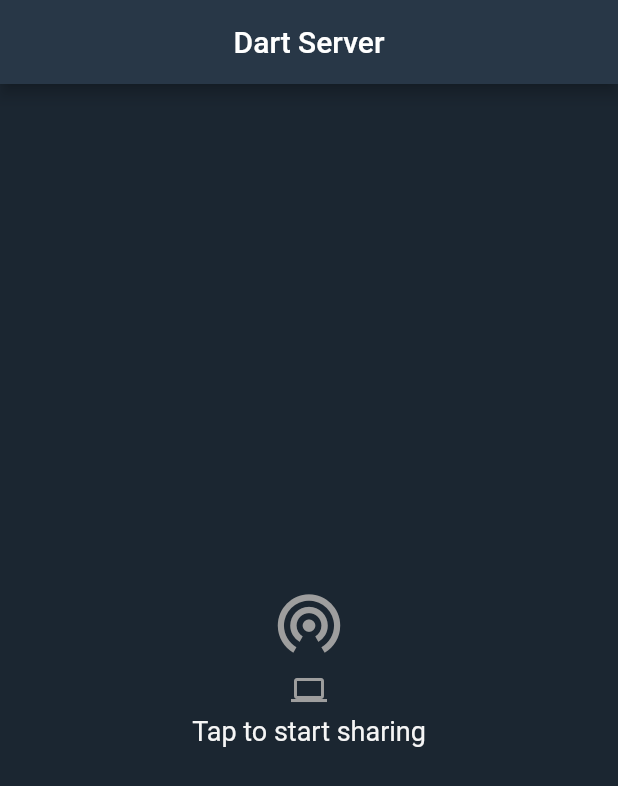
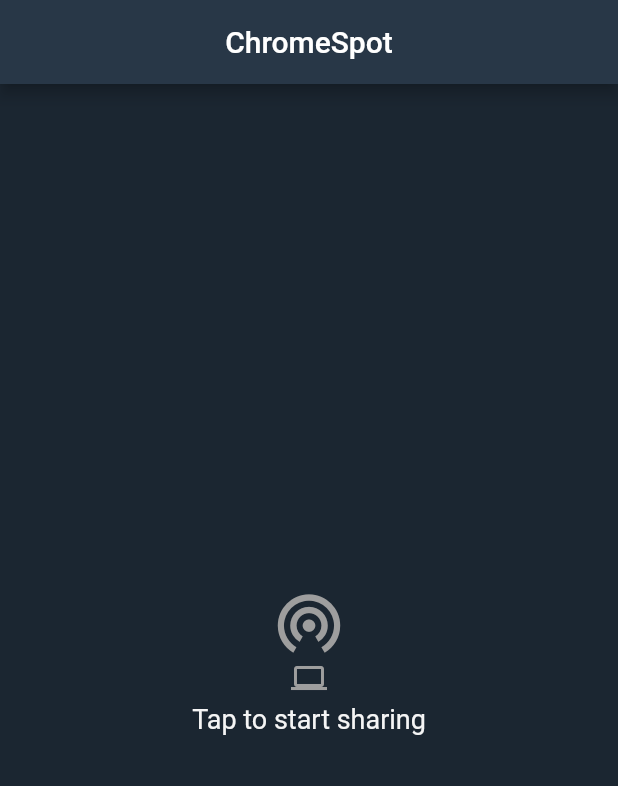
Before and after one commit to thevivekmnair/dart_server_v2, a Flutter app: the screen it shows after launch, on a phone screen of 412 x 824 dp. Shown: the top 786 px of the screen. Run offline on Flutter 3.47's test engine with Material 2 defaults, Android fonts, the phone set to English and light mode, and no system bars; our stand-ins replace flare_flutter, flutter_native_image, flutter_spinkit; missing offline and left inert: video_thumbnail.

Commit message:
before building app bundle for playstore

```diff
--- a/lib/main.dart
+++ b/lib/main.dart
@@ -4,7 +4,7 @@
 import 'package:flutter_spinkit/flutter_spinkit.dart';
 import 'package:dart_server_v2/socket_Fileshare.dart';
 import 'package:dart_server_v2/ServerHandler.dart';
-import 'ShareFilesScreen.dart';
+import 'package:flare_flutter/flare_actor.dart';
 
 void main() {
   runApp(MaterialApp(home: DartServer()));
@@ -81,22 +81,20 @@
   Widget widgetSwitcher() {
     switch (running) {
       case false:
-        return Column(
-          mainAxisAlignment: MainAxisAlignment.center,
-          children: [
-            IconButton(
+        return GestureDetector(
           key: UniqueKey(),
-              highlightColor: Color(0xff1B2631),
-              iconSize: 50,
-              icon: Icon(
-                Icons.wifi_tethering,
-                color: Colors.grey[500],
-              ),
-              onPressed: () {
+          onTap: () {
             if (!running) {
               server_Handler.serverHandler();
             }
           },
+          child: Column(
+            mainAxisAlignment: MainAxisAlignment.center,
+            children: [
+              Icon(
+                Icons.wifi_tethering,
+                color: Colors.grey[500],
+                size: 50,
               ),
               Icon(
                 Icons.computer,
@@ -110,9 +108,14 @@
                 style: TextStyle(color: Colors.grey[100], fontSize: 18),
               )
             ],
+          ),
         );
       case true:
-        return ClipRRect(
+        return Column(
+          key: UniqueKey(),
+          mainAxisAlignment: MainAxisAlignment.center,
+          children: [
+            ClipRRect(
               child: BackdropFilter(
                 filter: ImageFilter.blur(
                   sigmaX: 1,
@@ -132,18 +135,21 @@
                           style: TextStyle(
                               color: Colors.blue,
                               fontSize: 22,
-                          fontWeight: FontWeight.bold),
+                              fontWeight: FontWeight.w400),
                         ),
                         SizedBox(
-                      height: MediaQuery.of(context).size.height / 35,
+                          height: MediaQuery.of(context).size.height / 50,
                         ),
-                    Icon(
-                      Icons.wifi_tethering,
-                      size: 35,
-                      color: Colors.grey[500],
+                        Container(
+                          width: MediaQuery.of(context).size.height / 10,
+                          height: MediaQuery.of(context).size.height / 10,
+                          child: FlareActor(
+                            'Assets/check_connection.flr',
+                            animation: 'loading',
+                          ),
                         ),
                         SizedBox(
-                      height: MediaQuery.of(context).size.height / 35,
+                          height: MediaQuery.of(context).size.height / 50,
                         ),
                         Text(
                           "Then search for the below address on your chrome browser's address bar",
@@ -151,7 +157,7 @@
                           style: TextStyle(
                               color: Colors.blue,
                               fontSize: 22,
-                          fontWeight: FontWeight.bold),
+                              fontWeight: FontWeight.w400),
                         ),
                         SizedBox(
                           height: 8,
@@ -160,7 +166,8 @@
                           padding: EdgeInsets.all(8),
                           decoration: BoxDecoration(
                               color: Colors.black26,
-                          borderRadius: BorderRadius.all(Radius.circular(20))),
+                              borderRadius:
+                                  BorderRadius.all(Radius.circular(20))),
                           child: Text(
                             "$ip_adress:8000",
                             style: TextStyle(
@@ -172,6 +179,24 @@
               ),
               clipBehavior: Clip.hardEdge,
               borderRadius: BorderRadius.all(Radius.circular(20)),
+            ),
+            SizedBox(
+              height: 20,
+            ),
+            MaterialButton(
+              minWidth: 50,
+              shape: RoundedRectangleBorder(
+                  borderRadius: BorderRadius.all(Radius.circular(8))),
+              color: Color(0xff283747),
+              child: Text(
+                'Stop sharing',
+                style: TextStyle(color: Colors.grey[300], fontSize: 20),
+              ),
+              onPressed: () {
+                server_Handler.stopServer();
+              },
+            )
+          ],
         );
 
       default:
@@ -185,18 +210,30 @@
     return Scaffold(
       backgroundColor: Color(0xff1B2631),
       appBar: AppBar(
-        title: Text('Dart Server'),
+        title: Text('ChromeSpot'),
         backgroundColor: Color(0xff283747),
         centerTitle: true,
       ),
       body: Center(
+          child: AnimatedSwitcher(
+        duration: Duration(milliseconds: 250),
+        transitionBuilder: (child, animation) {
+          return SizeTransition(
+            axis: Axis.horizontal,
+            axisAlignment: 0.0,
+            sizeFactor: animation,
+            child: child,
+          );
+        },
         child: loading
             ? Container(
+                key: UniqueKey(),
                 child: SpinKitFadingFour(
                   color: Colors.grey[200],
                 ),
               )
-              : widgetSwitcher()),
+            : widgetSwitcher(),
+      )),
     );
   }
 }
--- a/lib/socket_Fileshare.dart
+++ b/lib/socket_Fileshare.dart
@@ -11,8 +11,8 @@
   Map<WebSocket, int> file_shared_count;
   String base64_encode_cache_songicon = '';
   String base64_encode_cache_fileicon = '';
-  WebSocket previousWbs;
-  bool clear_to_send_downloadmsg = true;
+  bool clearToSendDownloadmsg = true;
+  bool first_file = true;
 
   SocketFileShare() {
     file_shared_count = {};
@@ -29,10 +29,6 @@
     } else {
       return 0;
     }
-  }
-
-  void toggle_donwnload_permission(bool val) {
-    clear_to_send_downloadmsg = val;
   }
 
   Future<String> generateThumbnail(String path) async {
@@ -66,12 +62,12 @@
       Function mapFilesUpdateFunc) async {
     int start = 0;
     int finish = 0;
-    bool first_file = true;
     int count = 0;
     int currentShareCount = 0;
     int filesharedcount = checkfileSharedCount(socket);
     if (files != null) {
       for (String key in files.keys.toList()) {
+        print(first_file.toString());
         String value = files[key];
         String bas64_encoded;
         print(lookupMimeType(value));
@@ -120,7 +116,7 @@
           socketmessgae.addAll(
               {"type": "$type", "data": bas64_encoded, 'filename': key});
           socket.add(jsonEncode(socketmessgae));
-          if (first_file && clear_to_send_downloadmsg) {
+          if (first_file && clearToSendDownloadmsg) {
             Map<String, String> download_msg = {};
             download_msg.addAll({"type": "downloadpermission", "data": 'true'});
             await Future.delayed(Duration(milliseconds: 1000));
--- a/pubspec.yaml
+++ b/pubspec.yaml
@@ -39,6 +39,7 @@
   flutter_native_image: ^0.0.5+2
   video_thumbnail: ^0.2.2
   path_provider: ^1.6.14
+  flare_flutter: ^2.0.6
   dart_server_plugin:
     path: ./dart_server_plugin
 # For information on the generic Dart part of this file, see the
@@ -58,6 +59,7 @@
     - Assets/styles.css
     - Assets/file_icon.png
     - Assets/song_icon.png
+    - Assets/check_connection.flr
 
   # An image asset can refer to one or more resolution-specific "variants", see
   # https://flutter.dev/assets-and-images/#resolution-aware.
```
Also changed, not shown: lib/ServerHandler.dart (+11 -3 lines), lib/ShareFilesScreen.dart (+9 -2 lines), pubspec.lock, 26 other files. Lines whose indentation alone changed are shown as unchanged.
